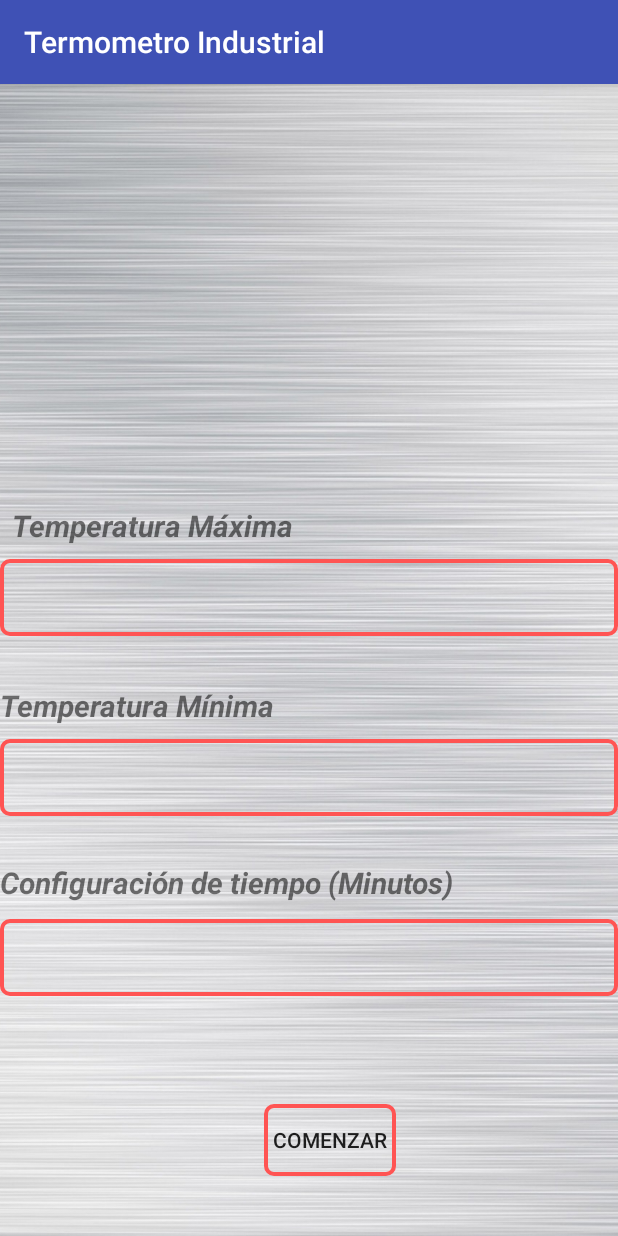
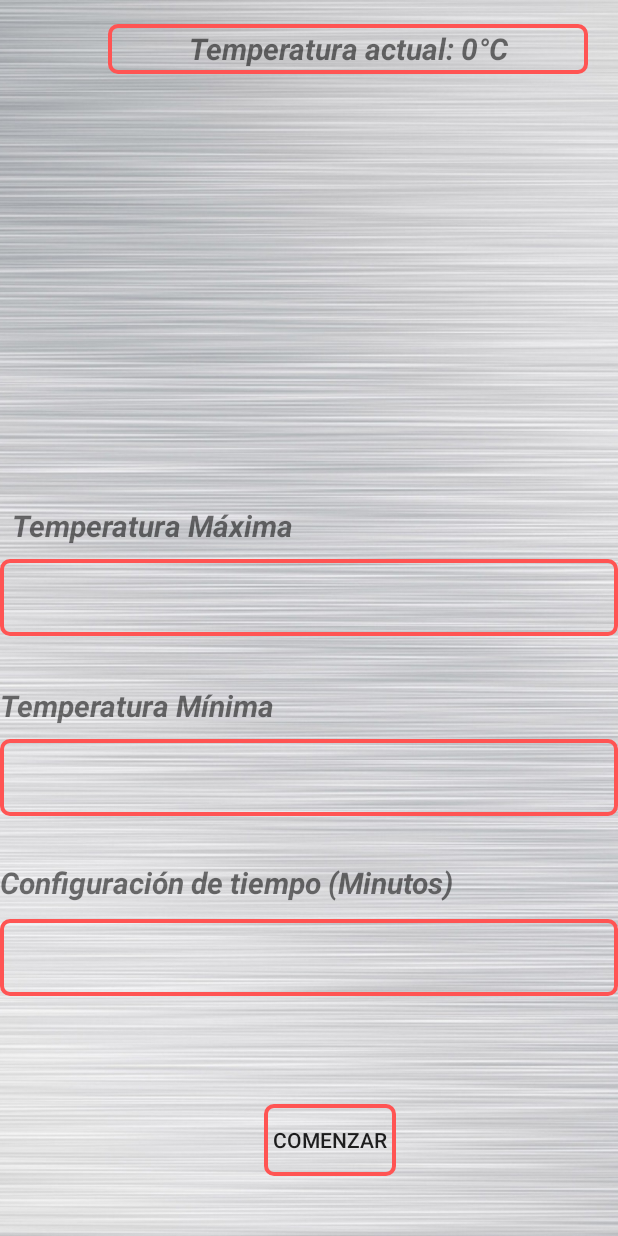
Before and after one commit to gastonsbonanno/IntegracionDeTecnologia, an Android app: the screen it shows after launch (ConfigActivity), on a phone screen of 412 x 824 dp. Run offline under Robolectric (Android 15) with nearby library versions, the phone set to English and light mode, and no system bars; 1 statement that could not run was skipped.

Commit message:
Agrego temp actual en la config. Agrego Hide Keyboard. Cambio y ordeno un poco el diseño

```diff
--- a/app/src/main/java/com/example/gasto/termometroindustrial/ConfigActivity.java
+++ b/app/src/main/java/com/example/gasto/termometroindustrial/ConfigActivity.java
@@ -1,55 +1,82 @@
 package com.example.gasto.termometroindustrial;
 
+import android.app.Activity;
 import android.content.Intent;
+import android.content.IntentFilter;
+import android.os.BatteryManager;
+import android.os.Handler;
 import android.support.v7.app.AppCompatActivity;
 import android.os.Bundle;
 import android.view.View;
+import android.view.inputmethod.InputMethodManager;
 import android.widget.Button;
 import android.widget.EditText;
+import android.widget.ImageView;
+import android.widget.TextView;
 import android.widget.Toast;
 
 public class ConfigActivity extends AppCompatActivity{
 
+    TextView loTemperatura;
     EditText loConfTemp;
     EditText loConfTempMax;
     EditText loConfTiempo;
     Button loBotonComenzar;
     Intent intent;
+    Runnable runnable;
+    int iTemperaturaActual;
+    Handler handler;
+    ImageView loFondo;
+
     @Override
     protected void onCreate(Bundle savedInstanceState) {
         super.onCreate(savedInstanceState);
         setContentView(R.layout.activity_config);
+        getSupportActionBar().hide();
 
+        loTemperatura = (TextView)findViewById(R.id.lo_temperatura);
         loConfTemp = (EditText) findViewById(R.id.lo_confTemp);
         loConfTempMax = (EditText) findViewById(R.id.lo_confTempMax);
         loConfTiempo = (EditText) findViewById(R.id.lo_confTiempo);
         loBotonComenzar = (Button) findViewById(R.id.lo_botonComenzar);
+        loFondo = (ImageView) findViewById(R.id.lo_fondo);
         loBotonComenzar.setOnClickListener(new onClickClass());
+        loFondo.setOnClickListener(new onClickFondo());
+
+        runnable = new Runnable() {
+            @Override
+            public void run() {
+                iTemperaturaActual = _getTemperaturaActual();
+                handler.postDelayed(runnable, 5000);
+                loTemperatura.setText("Temperatura actual: "+iTemperaturaActual+"°C");
+            }
+        };
+        handler = new Handler();
+        handler.postDelayed(runnable, 0);
     }
 
 
     public class onClickClass implements View.OnClickListener {
         @Override
         public void onClick(View v) {
-            try{/*
-                intent = new Intent(ConfigActivity.this, MainActivity.class);
-                intent.putExtra("confTemp",new Integer(loConfTemp.getText().toString()));
-                if(loConfTiempo.getText() != null){
-                    String sAux = loConfTiempo.getText().toString();
-                    if(Integer.parseInt(sAux)<= 0){
-                        intent.putExtra("confTiempo",new Integer(loConfTiempo.getText().toString()));
-                    }else{
-                        Toast.makeText(ConfigActivity.this, "Debe seleccionar una temperatura valida", Toast.LENGTH_SHORT).show();
-                    }
-
-                }
-                */
+            try{
                 if(validarPermiteModificar())
                     startActivity(intent);
             }
             catch (Exception e) {
-                e.printStackTrace();
                 Toast.makeText(ConfigActivity.this, "Debe seleccionar una temperatura valida", Toast.LENGTH_SHORT).show();
+            }
+        }
+
+    }
+
+    public class onClickFondo implements View.OnClickListener {
+        @Override
+        public void onClick(View v) {
+            try{
+                hideKeyboard(ConfigActivity.this);
+            }
+            catch (Exception e) {
             }
         }
 
@@ -90,5 +117,18 @@ public class ConfigActivity extends AppCompatActivity{
         return true;
     }
 
+    private int _getTemperaturaActual(){
+        Intent bateriaIntent = registerReceiver(null,new IntentFilter(Intent.ACTION_BATTERY_CHANGED));
+        int temperatura = (bateriaIntent.getIntExtra(BatteryManager.EXTRA_TEMPERATURE, -1))/10;
+        return temperatura;
+    }
+
+    public static void hideKeyboard(Activity activity) {
+        InputMethodManager inputMethodManager =
+                (InputMethodManager) activity.getSystemService(
+                        Activity.INPUT_METHOD_SERVICE);
+        inputMethodManager.hideSoftInputFromWindow(
+                activity.getCurrentFocus().getWindowToken(), 0);
+    }
 
 }
--- a/app/src/main/res/layout/activity_config.xml
+++ b/app/src/main/res/layout/activity_config.xml
@@ -7,7 +7,7 @@
     tools:context=".ConfigActivity">
 
     <ImageView
-        android:id="@+id/fondo"
+        android:id="@+id/lo_fondo"
         android:layout_width="wrap_content"
         android:layout_height="wrap_content"
         android:adjustViewBounds="false"
@@ -16,6 +16,23 @@
         app:layout_constraintStart_toStartOf="parent"
         app:layout_constraintTop_toTopOf="parent"
         app:srcCompat="@drawable/fondoappclaro" />
+
+
+    <TextView
+        android:id="@+id/lo_temperatura"
+        android:layout_width="320dp"
+        android:layout_height="33dp"
+        android:layout_marginEnd="20dp"
+        android:layout_marginLeft="16dp"
+        android:layout_marginTop="16dp"
+        android:text=""
+        android:textSize="20dp"
+        android:textStyle="bold|italic"
+        android:gravity="center"
+        android:background="@drawable/textinputborder"
+        app:layout_constraintEnd_toEndOf="parent"
+        app:layout_constraintLeft_toLeftOf="parent"
+        app:layout_constraintTop_toTopOf="@+id/lo_fondo" />
 
     <TextView
         android:id="@+id/textView4"
@@ -37,7 +54,7 @@
         android:background="@drawable/textinputborder"
         android:inputType="number"
         android:paddingLeft="10dp"
-        app:layout_constraintBottom_toBottomOf="@+id/fondo"
+        app:layout_constraintBottom_toBottomOf="@+id/lo_fondo"
         app:layout_constraintEnd_toEndOf="parent"></EditText>
 
 
@@ -60,7 +77,7 @@
         android:background="@drawable/textinputborder"
         android:inputType="number"
         android:paddingLeft="10dp"
-        app:layout_constraintBottom_toBottomOf="@+id/fondo"
+        app:layout_constraintBottom_toBottomOf="@+id/lo_fondo"
         app:layout_constraintEnd_toEndOf="parent"></EditText>
 
     <TextView
```
Also changed, not shown: app/src/main/java/com/example/gasto/termometroindustrial/MainActivity.java (+4 -3 lines), app/src/main/res/layout/activity_main.xml (+30 -14 lines).
